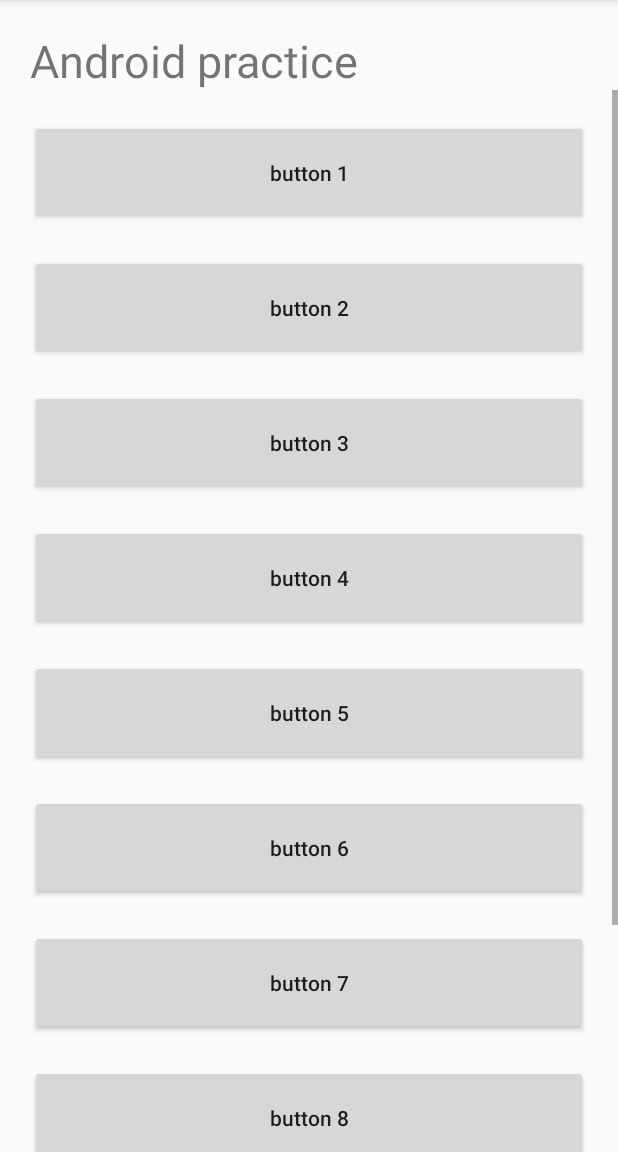
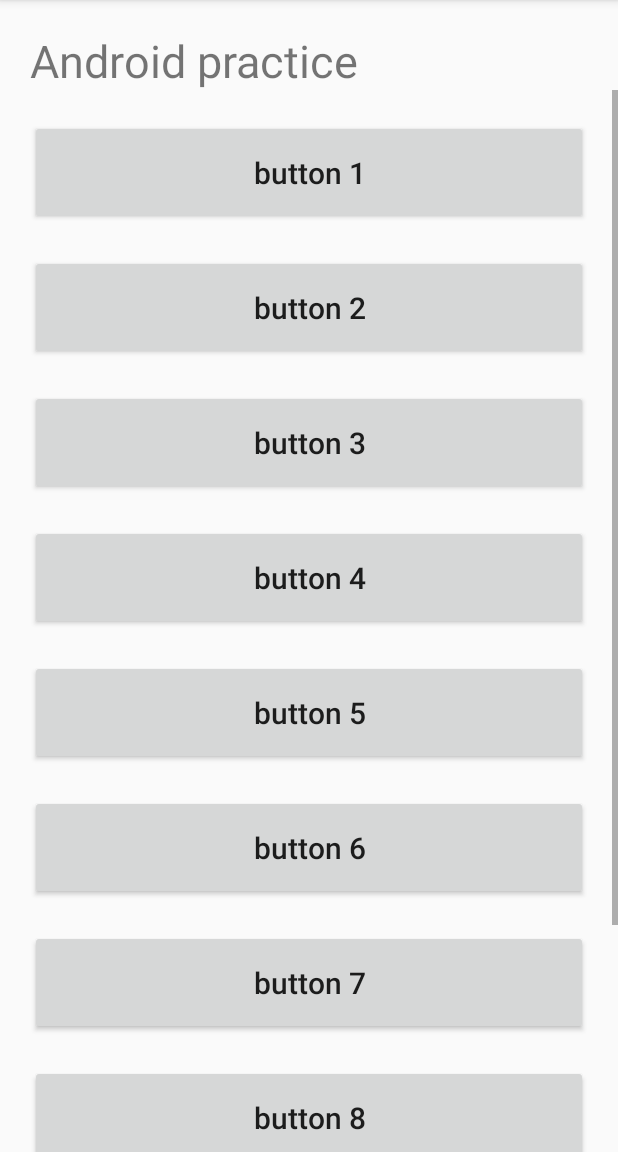
Before and after one commit to tutuchaoren22/Layout, an Android app: the FrameActivity screen opened directly, with no data from a screen before it, on a phone screen of 412 x 824 dp, the part 84-1236 px from its top. Run offline under Robolectric (Android 15) with nearby library versions, the phone set to English and light mode, and no system bars.

Commit message:
[duyuqian] fix: modify the size of font in MainActivity&FrameActivity

```diff
--- a/app/src/main/res/layout/activity_frame.xml
+++ b/app/src/main/res/layout/activity_frame.xml
@@ -13,7 +13,7 @@
         android:layout_marginLeft="20dp"
         android:layout_marginTop="20dp"
         android:text="@string/android_practice"
-        android:textSize="30sp" />
+        android:textSize="30dp" />
 
     <ScrollView
         android:layout_width="match_parent"
@@ -34,7 +34,8 @@
                 android:layout_gravity="center_horizontal"
                 android:layout_marginTop="20dp"
                 android:text="@string/button_name1_detail"
-                android:textAllCaps="false" />
+                android:textAllCaps="false"
+                android:textSize="20dp" />
 
             <Button
                 android:layout_width="match_parent"
@@ -42,7 +43,8 @@
                 android:layout_gravity="center_horizontal"
                 android:layout_marginTop="20dp"
                 android:text="@string/button_name2_detail"
-                android:textAllCaps="false" />
+                android:textAllCaps="false"
+                android:textSize="20dp" />
 
             <Button
                 android:layout_width="match_parent"
@@ -50,7 +52,8 @@
                 android:layout_gravity="center_horizontal"
                 android:layout_marginTop="20dp"
                 android:text="@string/button_name3"
-                android:textAllCaps="false" />
+                android:textAllCaps="false"
+                android:textSize="20dp" />
 
             <Button
                 android:layout_width="match_parent"
@@ -58,7 +61,8 @@
                 android:layout_gravity="center_horizontal"
                 android:layout_marginTop="20dp"
                 android:text="@string/button_name4"
-                android:textAllCaps="false" />
+                android:textAllCaps="false"
+                android:textSize="20dp" />
 
             <Button
                 android:layout_width="match_parent"
@@ -66,7 +70,8 @@
                 android:layout_gravity="center_horizontal"
                 android:layout_marginTop="20dp"
                 android:text="@string/button_name5"
-                android:textAllCaps="false" />
+                android:textAllCaps="false"
+                android:textSize="20dp" />
 
             <Button
                 android:layout_width="match_parent"
@@ -74,7 +79,8 @@
                 android:layout_gravity="center_horizontal"
                 android:layout_marginTop="20dp"
                 android:text="@string/button_name6"
-                android:textAllCaps="false" />
+                android:textAllCaps="false"
+                android:textSize="20dp" />
 
             <Button
                 android:layout_width="match_parent"
@@ -82,7 +88,8 @@
                 android:layout_gravity="center_horizontal"
                 android:layout_marginTop="20dp"
                 android:text="@string/button_name7"
-                android:textAllCaps="false" />
+                android:textAllCaps="false"
+                android:textSize="20dp" />
 
             <Button
                 android:layout_width="match_parent"
@@ -90,7 +97,8 @@
                 android:layout_gravity="center_horizontal"
                 android:layout_marginTop="20dp"
                 android:text="@string/button_name8"
-                android:textAllCaps="false" />
+                android:textAllCaps="false"
+                android:textSize="20dp" />
 
             <Button
                 android:layout_width="match_parent"
@@ -98,7 +106,8 @@
                 android:layout_gravity="center_horizontal"
                 android:layout_marginTop="20dp"
                 android:text="@string/button_name9"
-                android:textAllCaps="false" />
+                android:textAllCaps="false"
+                android:textSize="20dp" />
 
             <Button
                 android:layout_width="match_parent"
@@ -106,7 +115,8 @@
                 android:layout_gravity="center_horizontal"
                 android:layout_marginTop="20dp"
                 android:text="@string/button_name10"
-                android:textAllCaps="false" />
+                android:textAllCaps="false"
+                android:textSize="20dp" />
         </LinearLayout>
     </ScrollView>
 </FrameLayout>
--- a/app/src/main/res/layout/activity_main.xml
+++ b/app/src/main/res/layout/activity_main.xml
@@ -14,6 +14,7 @@
         android:layout_gravity="center_horizontal"
         android:layout_marginTop="20dp"
         android:text="@string/button_name1_main"
+        android:textSize="20dp"
         android:textAllCaps="false" />
 
     <Button
@@ -23,6 +24,7 @@
         android:layout_gravity="center_horizontal"
         android:layout_marginTop="20dp"
         android:text="@string/button_name2_main"
+        android:textSize="20dp"
         android:textAllCaps="false" />
 
     <Button
@@ -31,5 +33,6 @@
         android:layout_gravity="center_horizontal"
         android:layout_marginTop="20dp"
         android:text="@string/button_name3"
+        android:textSize="20dp"
         android:textAllCaps="false" />
 </LinearLayout>
```
